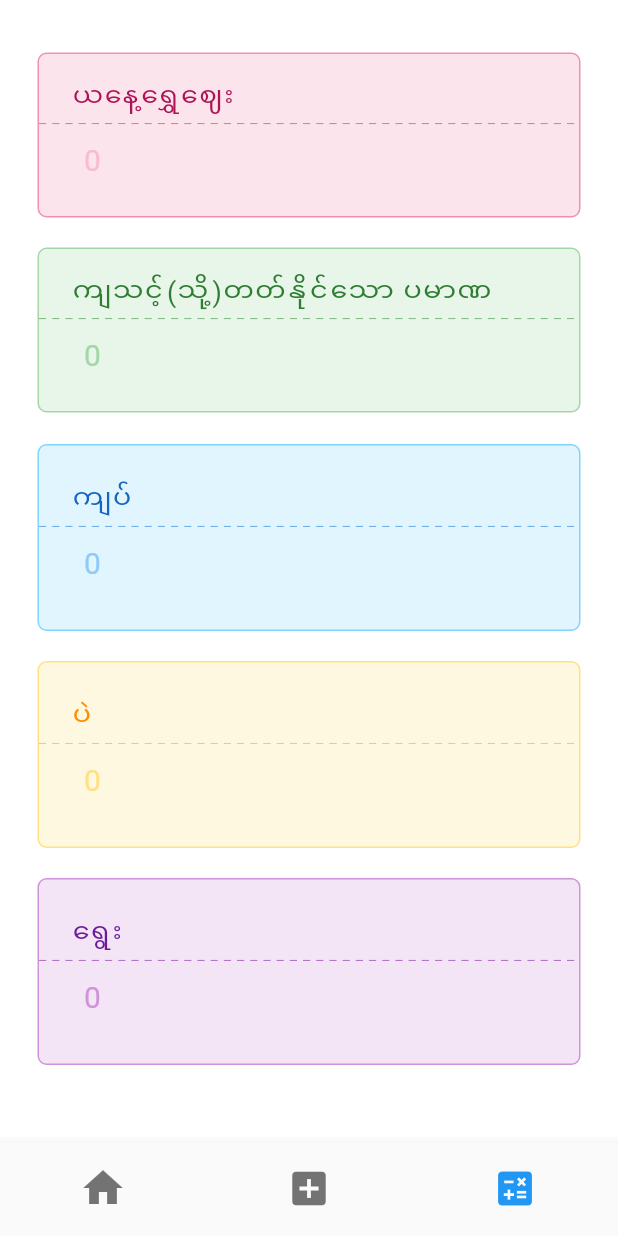
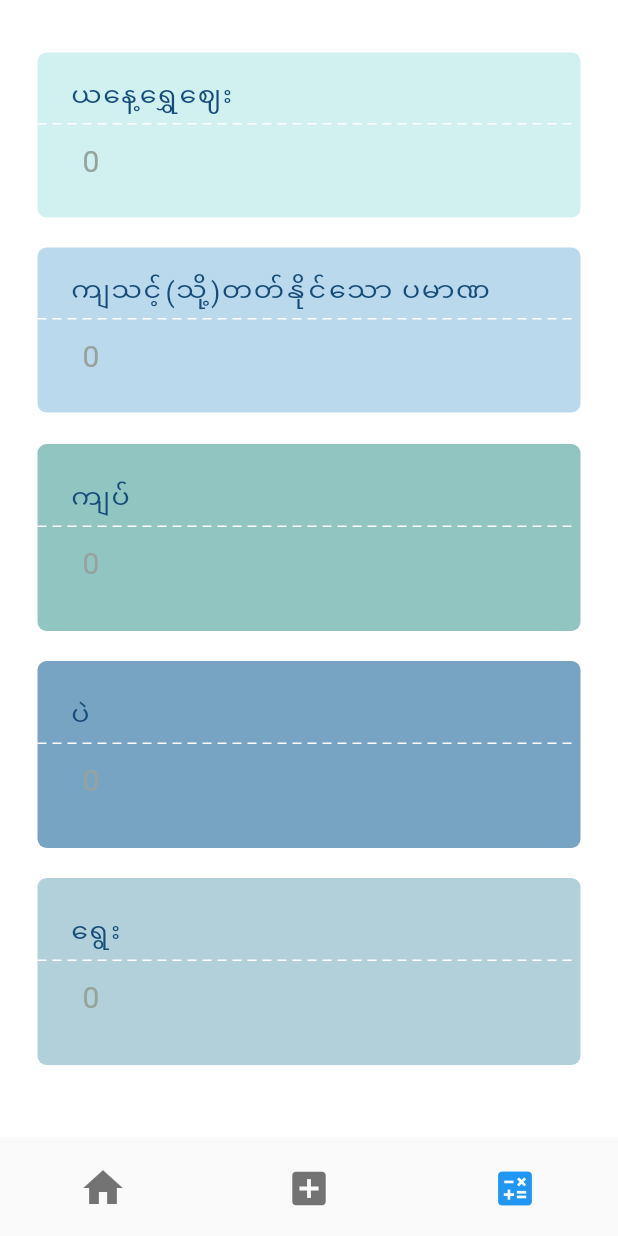
Before and after one commit to MayYaminThant/gold_price, a Flutter app: the screen it shows after launch, item 3 of the bottom bar chosen, on a phone screen of 412 x 824 dp. Run offline on Flutter 3.47's test engine with Material 2 defaults, Android fonts, the light colour scheme and no system bars; drawn by our look-alikes of dotted_line; our stand-ins replace cloud_firestore, firebase_core, firebase_storage, getwidget, image_picker, syncfusion_flutter_charts; accounts and stored records are empty; network calls fail.

Commit message:
Change Calculating page container color and pj package direction.

```diff
--- a/lib/controller/calculate_page_controller.dart
+++ b/lib/controller/calculate_page_controller.dart
@@ -1,5 +1,5 @@
 import 'package:flutter/material.dart';
-import 'package:gold_price/model/calculating_gold.dart';
+import '../../model/calculating_gold.dart';
 
 class CalulatePageController with ChangeNotifier {
   CalulatePageController();
--- a/lib/controller/gold_shop_controller.dart
+++ b/lib/controller/gold_shop_controller.dart
@@ -2,7 +2,7 @@ import 'dart:developer';
 import 'dart:io';
 
 import 'package:flutter/foundation.dart';
-import 'package:gold_price/model/gold.dart';
+import '../../model/gold.dart';
 import 'dart:async';
 import 'package:cloud_firestore/cloud_firestore.dart';
 import 'package:flutter/material.dart';
--- a/lib/main.dart
+++ b/lib/main.dart
@@ -1,5 +1,5 @@
 import 'package:firebase_core/firebase_core.dart';
-import 'package:gold_price/controller/bottom_nav_controller.dart';
+import '../../controller/bottom_nav_controller.dart';
 
 import 'controller/calculate_page_controller.dart';
 import 'controller/gold_shop_controller.dart';
--- a/lib/ui/page/calculate_page.dart
+++ b/lib/ui/page/calculate_page.dart
@@ -1,9 +1,9 @@
 import 'package:dotted_line/dotted_line.dart';
 import 'package:flutter/material.dart';
-import 'package:gold_price/controller/calculate_page_controller.dart';
-import 'package:gold_price/model/calculating_gold.dart';
-import 'package:gold_price/util/common_util.dart';
-import 'package:gold_price/util/screen_util.dart';
+import '../../controller/calculate_page_controller.dart';
+import '../../model/calculating_gold.dart';
+import '../../util/common_util.dart';
+import '../../util/screen_util.dart';
 import 'package:provider/provider.dart';
 
 class CalculatePage extends StatefulWidget {
@@ -87,7 +87,7 @@ class CalculatePageState extends State<CalculatePage> {
         bottom: 0,
       ),
       decoration:
-          _calculatedBoxDecoration(Colors.pink[50], Colors.pink.shade200),
+          _calculatedBoxDecoration(const Color.fromRGBO(208, 241, 240, 1)),
       child: Consumer<CalulatePageController>(builder: (_, controller, __) {
         if (controller.calculatedAmount > 0) {
           _calculatedGoldPriceTextController.text =
@@ -122,11 +122,6 @@ class CalculatePageState extends State<CalculatePage> {
             _paeTextController.clear();
             _ywayTextController.clear();
           },
-          ScreenSizeUtil.getScreenWidth(context) - 110,
-          Colors.pink.shade800,
-          Colors.pink.shade100,
-          Colors.pink.shade300,
-          Colors.pink.shade500,
         );
       }),
     );
@@ -143,7 +138,7 @@ class CalculatePageState extends State<CalculatePage> {
         bottom: 0,
       ),
       decoration:
-          _calculatedBoxDecoration(Colors.green.shade50, Colors.green.shade200),
+          _calculatedBoxDecoration(const Color.fromRGBO(187, 217, 236, 1)),
       child: Consumer<CalulatePageController>(builder: (_, controller, __) {
         if (controller.calculatedAmount > 0) {
           _calculatedGoldPriceTextController.text =
@@ -178,11 +173,6 @@ class CalculatePageState extends State<CalculatePage> {
             controller.calculatedAmount = 0;
             _calculatedGoldPriceTextController.clear();
           },
-          ScreenSizeUtil.getScreenWidth(context) - 110,
-          Colors.green.shade800,
-          Colors.green.shade200,
-          Colors.green.shade400,
-          Colors.green.shade700,
         );
       }),
     );
@@ -199,8 +189,8 @@ class CalculatePageState extends State<CalculatePage> {
       child: Container(
         width: ScreenSizeUtil.getScreenWidth(context),
         height: (ScreenSizeUtil.getScreenHeight(context) / 3) - 150,
-        decoration: _calculatedBoxDecoration(
-            Colors.lightBlue.shade50, Colors.lightBlue.shade200),
+        decoration:
+            _calculatedBoxDecoration(const Color.fromRGBO(145, 197, 194, 1)),
         child: Consumer<CalulatePageController>(
           builder: (_, controller, __) {
             if (controller.calculatingGold.kyat != null) {
@@ -229,11 +219,6 @@ class CalculatePageState extends State<CalculatePage> {
                 controller.calculatingGold.kyat = 0;
                 _kyatTextController.clear();
               },
-              ScreenSizeUtil.getScreenWidth(context) - 110,
-              Colors.blue.shade800,
-              Colors.blue.shade200,
-              Colors.blue.shade400,
-              Colors.blue.shade700,
             );
           },
         ),
@@ -252,8 +237,8 @@ class CalculatePageState extends State<CalculatePage> {
       child: Container(
         width: ScreenSizeUtil.getScreenWidth(context),
         height: (ScreenSizeUtil.getScreenHeight(context) / 3) - 150,
-        decoration: _calculatedBoxDecoration(
-            Colors.amber.shade50, Colors.amber.shade200),
+        decoration:
+            _calculatedBoxDecoration(const Color.fromRGBO(119, 164, 194, 1)),
         child: Consumer<CalulatePageController>(
           builder: (_, controller, __) {
             if (controller.calculatingGold.pae != null) {
@@ -282,11 +267,6 @@ class CalculatePageState extends State<CalculatePage> {
                 controller.calculatingGold.pae = 0;
                 _paeTextController.clear();
               },
-              ScreenSizeUtil.getScreenWidth(context) - 110,
-              Colors.amber.shade800,
-              Colors.amber.shade200,
-              Colors.amber.shade500,
-              Colors.amber.shade700,
             );
           },
         ),
@@ -305,8 +285,8 @@ class CalculatePageState extends State<CalculatePage> {
       child: Container(
         width: ScreenSizeUtil.getScreenWidth(context),
         height: (ScreenSizeUtil.getScreenHeight(context) / 3) - 150,
-        decoration: _calculatedBoxDecoration(
-            Colors.purple.shade50, Colors.purple.shade200),
+        decoration:
+            _calculatedBoxDecoration(const Color.fromRGBO(177, 208, 217, 1)),
         child: Consumer<CalulatePageController>(
           builder: (_, controller, __) {
             if (controller.calculatingGold.yway != null) {
@@ -335,11 +315,6 @@ class CalculatePageState extends State<CalculatePage> {
                 controller.calculatingGold.yway = 0;
                 _ywayTextController.clear();
               },
-              ScreenSizeUtil.getScreenWidth(context) - 110,
-              Colors.purple.shade800,
-              Colors.purple.shade200,
-              Colors.purple.shade600,
-              Colors.purple.shade700,
             );
           },
         ),
@@ -358,25 +333,10 @@ class CalculatePageState extends State<CalculatePage> {
     controller.calculatedAmount = kyatVal + paeVal + ywayVal;
   }
 
-  BoxDecoration _calculatedBoxDecoration(color, boxShadowColor) {
+  BoxDecoration _calculatedBoxDecoration(color) {
     return BoxDecoration(
       color: color,
-      border: Border.all(color: boxShadowColor),
       borderRadius: BorderRadius.circular(6),
-      // boxShadow: [
-      //   BoxShadow(
-      //     color: boxShadowColor,
-      //     offset: const Offset(2, 3),
-      //     blurRadius: 10,
-      //     spreadRadius: 0.05,
-      //   ),
-      //   const BoxShadow(
-      //     color: Colors.white,
-      //     offset: Offset(-4, -4),
-      //     blurRadius: 10,
-      //     spreadRadius: 1,
-      //   ),
-      // ],
     );
   }
 
@@ -386,11 +346,6 @@ class CalculatePageState extends State<CalculatePage> {
     CalulatePageController controller,
     Function(String) stringCallback,
     VoidCallback clearCallback,
-    double width,
-    Color color1,
-    Color color2,
-    Color color3,
-    Color color4,
   ) {
     return Column(
       mainAxisAlignment: MainAxisAlignment.center,
@@ -400,13 +355,16 @@ class CalculatePageState extends State<CalculatePage> {
           padding: const EdgeInsets.only(left: 22.0, top: 3, bottom: 5),
           child: Text(
             title,
-            style: TextStyle(color: color1, fontSize: 18, letterSpacing: 1),
+            style: const TextStyle(
+                color: Color.fromRGBO(21, 76, 121, 1),
+                fontSize: 18,
+                letterSpacing: 1),
           ),
         ),
-        DottedLine(
-          dashColor: color4,
-          lineThickness: 0.4,
-          dashLength: 4.8,
+        const DottedLine(
+          dashColor: Colors.white,
+          lineThickness: 1,
+          dashLength: 6,
         ),
         Container(
           padding: const EdgeInsets.only(left: 8.0, right: 8.0),
@@ -416,9 +374,13 @@ class CalculatePageState extends State<CalculatePage> {
                 child: TextFormField(
                     keyboardType: TextInputType.number,
                     cursorWidth: 2.5,
-                    cursorColor: color1,
+                    cursorColor: Colors.white,
                     controller: textEditingController,
-                    style: const TextStyle(letterSpacing: 4, fontSize: 20),
+                    style: const TextStyle(
+                      letterSpacing: 4,
+                      fontSize: 20,
+                      color: Color.fromRGBO(6, 57, 112, 1),
+                    ),
                     decoration: InputDecoration(
                       focusedBorder: InputBorder.none,
                       enabledBorder: InputBorder.none,
@@ -427,8 +389,11 @@ class CalculatePageState extends State<CalculatePage> {
                       hintText: controller.calculateGoldType
                           ? 'Enter Gold Price'
                           : '0',
-                      hintStyle: TextStyle(
-                          color: color2, letterSpacing: 4, fontSize: 20),
+                      hintStyle: const TextStyle(
+                        color: Color.fromRGBO(150, 163, 157, 1),
+                        letterSpacing: 4,
+                        fontSize: 20,
+                      ),
                     ),
                     onFieldSubmitted: (value) => stringCallback(value),
                     validator: (value) {
@@ -443,11 +408,12 @@ class CalculatePageState extends State<CalculatePage> {
                 IconButton(
                   onPressed: () {
                     clearCallback();
+                    stringCallback(textEditingController.text);
                   },
                   icon: Icon(
                     Icons.cancel_rounded,
                     size: 32,
-                    color: color1,
+                    color: Colors.grey[800],
                   ),
                 ),
             ],
--- a/lib/util/image_util.dart
+++ b/lib/util/image_util.dart
@@ -1,5 +1,5 @@
 import 'package:flutter/material.dart';
-import 'package:gold_price/util/screen_util.dart';
+import '../../util/screen_util.dart';
 
 Widget getErrorImage(BuildContext context) {
   return SizedBox(
```
Also changed, not shown: lib/ui/page/gold_detail.dart (+6 -6 lines), lib/ui/page/gold_editor_page.dart (+7 -7 lines), lib/ui/page/home_page.dart (+6 -6 lines), lib/ui/page/main_page.dart (+8 -8 lines), 1 other file.
